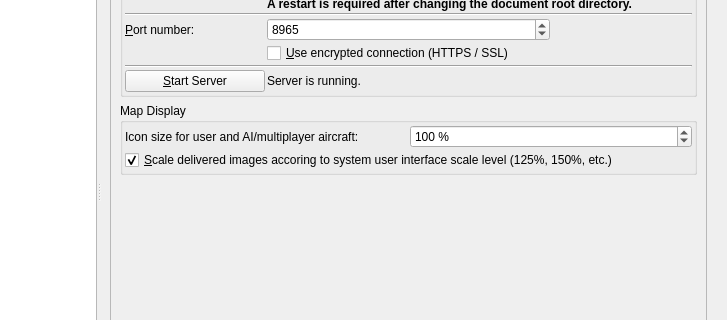
First picture: the form in src/options/options.ui, repository albar965/littlenavmap, before the edit; both pictures show x 216 to 943 and y 95 to 415 of the 943 by 599 pixel window.
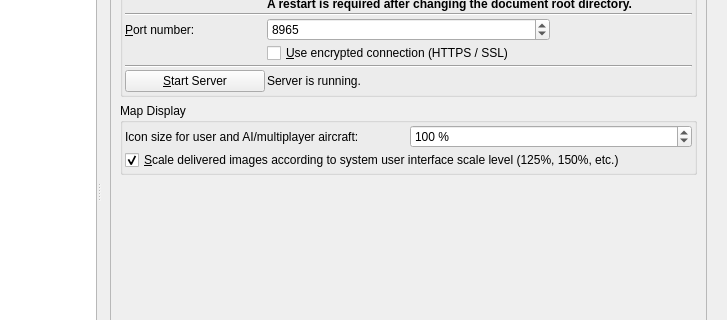
Second picture: the form after the edit. The open tabs and pages were chosen to show the change. Icons and pictures are not drawn.

Patch:
```diff
--- a/src/options/options.ui
+++ b/src/options/options.ui
@@ -7878,7 +7878,7 @@
 Uncheck if you use such an add-on or see issues like a corruped map display.</string>
                  </property>
                  <property name="text">
-                  <string>&amp;Scale delivered images accoring to system user interface scale level (125%, 150%, etc.)</string>
+                  <string>&amp;Scale delivered images according to system user interface scale level (125%, 150%, etc.)</string>
                  </property>
                  <property name="checked">
                   <bool>true</bool>
```
